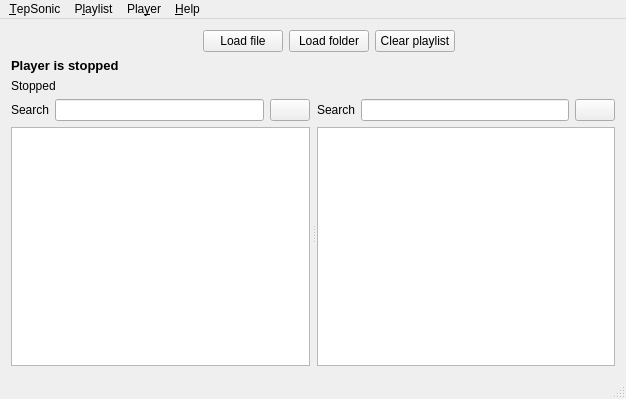
First picture: the form in player/ui/mainwindow.ui, repository danvratil/TepSonic, before the edit.
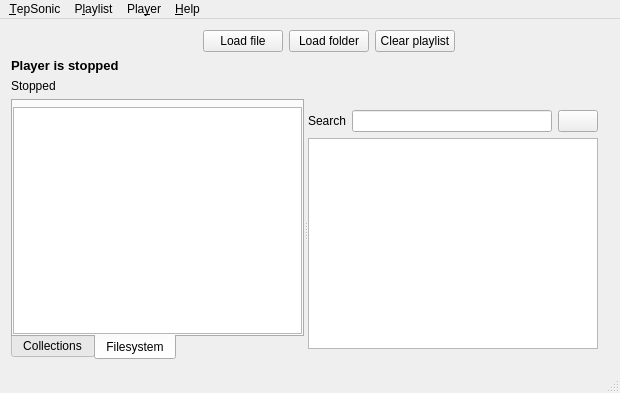
Second picture: the form after the edit. Icons and pictures are not drawn. Custom widgets are drawn as their Qt base class.

Commit message: Added file system browser with possibility to drag&drop files to playlist and removed buttons 'Add file' and 'Add folder' since the FS browser fully replaces them

The edit to the form file:
```diff
--- a/player/ui/mainwindow.ui
+++ b/player/ui/mainwindow.ui
@@ -6,8 +6,8 @@
    <rect>
     <x>0</x>
     <y>0</y>
-    <width>626</width>
-    <height>399</height>
+    <width>620</width>
+    <height>393</height>
    </rect>
   </property>
   <property name="sizePolicy">
@@ -277,54 +277,55 @@
         <verstretch>0</verstretch>
        </sizepolicy>
       </property>
-      <layout class="QGridLayout" name="gridLayout_3">
-       <property name="margin">
-        <number>0</number>
-       </property>
-       <item row="0" column="0">
-        <widget class="QSplitter" name="viewsSplitter">
-         <property name="sizePolicy">
-          <sizepolicy hsizetype="Expanding" vsizetype="Expanding">
-           <horstretch>0</horstretch>
-           <verstretch>0</verstretch>
-          </sizepolicy>
-         </property>
-         <property name="lineWidth">
-          <number>0</number>
-         </property>
-         <property name="orientation">
-          <enum>Qt::Horizontal</enum>
-         </property>
-         <property name="opaqueResize">
-          <bool>true</bool>
-         </property>
-         <property name="handleWidth">
-          <number>7</number>
-         </property>
-         <property name="childrenCollapsible">
-          <bool>false</bool>
-         </property>
-         <widget class="QWidget" name="collectionWidget" native="true">
-          <property name="sizePolicy">
-           <sizepolicy hsizetype="Expanding" vsizetype="Expanding">
-            <horstretch>0</horstretch>
-            <verstretch>0</verstretch>
-           </sizepolicy>
-          </property>
           <layout class="QGridLayout" name="gridLayout">
            <property name="margin">
             <number>0</number>
            </property>
-           <item row="2" column="0" colspan="3">
-            <widget class="CollectionBrowser" name="collectionBrowser">
-             <property name="sizePolicy">
-              <sizepolicy hsizetype="Expanding" vsizetype="Expanding">
-               <horstretch>0</horstretch>
-               <verstretch>0</verstretch>
-              </sizepolicy>
-             </property>
-             <property name="editTriggers">
-              <set>QAbstractItemView::NoEditTriggers</set>
+       <item row="0" column="0">
+        <widget class="QSplitter" name="viewsSplitter">
+         <property name="orientation">
+          <enum>Qt::Horizontal</enum>
+         </property>
+         <widget class="QTabWidget" name="viewsTab">
+          <property name="minimumSize">
+           <size>
+            <width>250</width>
+            <height>0</height>
+           </size>
+          </property>
+          <property name="tabPosition">
+           <enum>QTabWidget::South</enum>
+          </property>
+          <property name="tabShape">
+           <enum>QTabWidget::Rounded</enum>
+          </property>
+          <property name="currentIndex">
+           <number>1</number>
+          </property>
+          <property name="tabsClosable">
+           <bool>false</bool>
+          </property>
+          <widget class="QWidget" name="collectionTab">
+           <attribute name="title">
+            <string>Collections</string>
+           </attribute>
+           <layout class="QGridLayout" name="gridLayout_3">
+            <property name="leftMargin">
+             <number>0</number>
+            </property>
+            <property name="topMargin">
+             <number>6</number>
+            </property>
+            <property name="rightMargin">
+             <number>0</number>
+            </property>
+            <property name="bottomMargin">
+             <number>0</number>
+            </property>
+            <item row="0" column="0">
+             <widget class="QLabel" name="label_2">
+              <property name="text">
+               <string>Search</string>
              </property>
             </widget>
            </item>
@@ -361,14 +362,59 @@
              </property>
             </widget>
            </item>
+            <item row="1" column="0" colspan="3">
+             <widget class="CollectionBrowser" name="collectionBrowser">
+              <property name="sizePolicy">
+               <sizepolicy hsizetype="Expanding" vsizetype="Expanding">
+                <horstretch>0</horstretch>
+                <verstretch>0</verstretch>
+               </sizepolicy>
+              </property>
+              <property name="editTriggers">
+               <set>QAbstractItemView::NoEditTriggers</set>
+              </property>
+             </widget>
+            </item>
+           </layout>
+          </widget>
+          <widget class="QWidget" name="fsTab">
+           <attribute name="title">
+            <string>Filesystem</string>
+           </attribute>
+           <layout class="QGridLayout" name="gridLayout_4">
+            <property name="leftMargin">
+             <number>0</number>
+            </property>
+            <property name="topMargin">
+             <number>6</number>
+            </property>
+            <property name="rightMargin">
+             <number>0</number>
+            </property>
+            <property name="bottomMargin">
+             <number>0</number>
+            </property>
            <item row="0" column="0">
-            <widget class="QLabel" name="label_2">
-             <property name="text">
-              <string>Search</string>
+             <widget class="FileSystemBrowser" name="filesystemBrowser">
+              <property name="frameShape">
+               <enum>QFrame::StyledPanel</enum>
+              </property>
+              <property name="horizontalScrollBarPolicy">
+               <enum>Qt::ScrollBarAsNeeded</enum>
+              </property>
+              <property name="alternatingRowColors">
+               <bool>true</bool>
+              </property>
+              <property name="selectionMode">
+               <enum>QAbstractItemView::ExtendedSelection</enum>
+              </property>
+              <property name="rootIsDecorated">
+               <bool>false</bool>
              </property>
             </widget>
            </item>
           </layout>
+          </widget>
          </widget>
          <widget class="QWidget" name="playlistWidget" native="true">
           <property name="sizePolicy">
@@ -378,7 +424,7 @@
            </sizepolicy>
           </property>
           <layout class="QGridLayout" name="gridLayout_2">
-           <property name="margin">
+           <property name="leftMargin">
             <number>0</number>
            </property>
            <item row="0" column="0">
@@ -429,7 +475,7 @@
     <rect>
      <x>0</x>
      <y>0</y>
-     <width>626</width>
+     <width>620</width>
      <height>20</height>
     </rect>
    </property>
@@ -851,6 +897,11 @@
    <extends>QStatusBar</extends>
    <header location="global">statusbar.h</header>
   </customwidget>
+  <customwidget>
+   <class>FileSystemBrowser</class>
+   <extends>QTreeView</extends>
+   <header location="global">filesystembrowser.h</header>
+  </customwidget>
  </customwidgets>
  <tabstops>
   <tabstop>previousTrackButton</tabstop>
```
Lines whose indentation alone changed are shown as unchanged. The commit also changes 5 other files.
